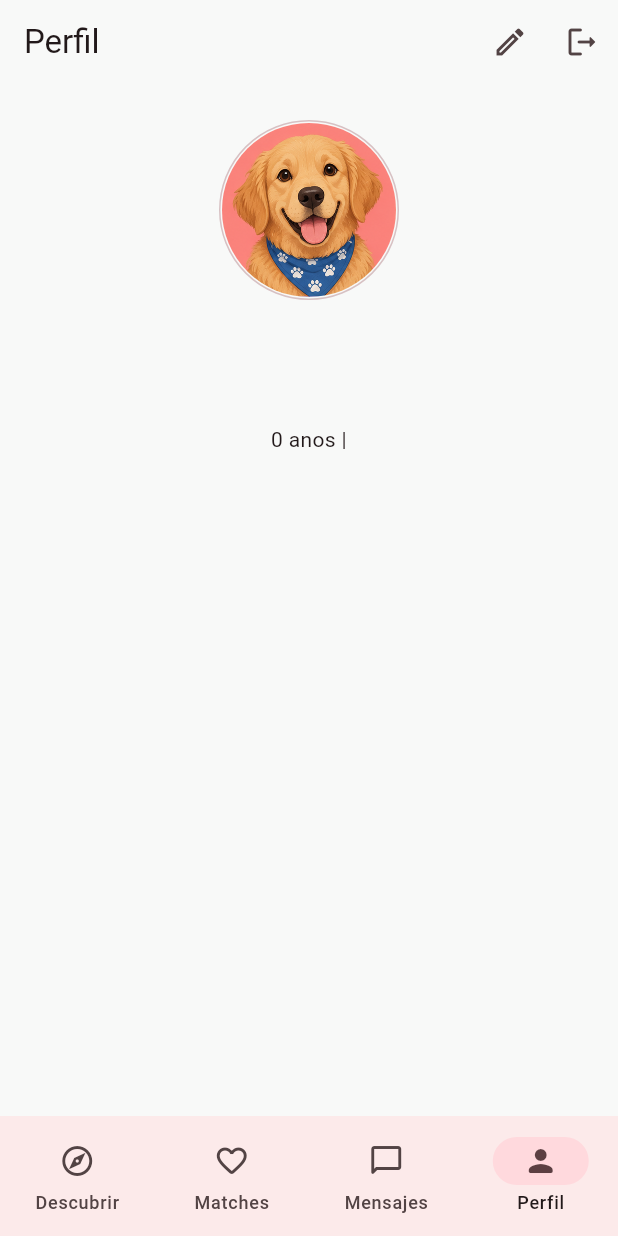
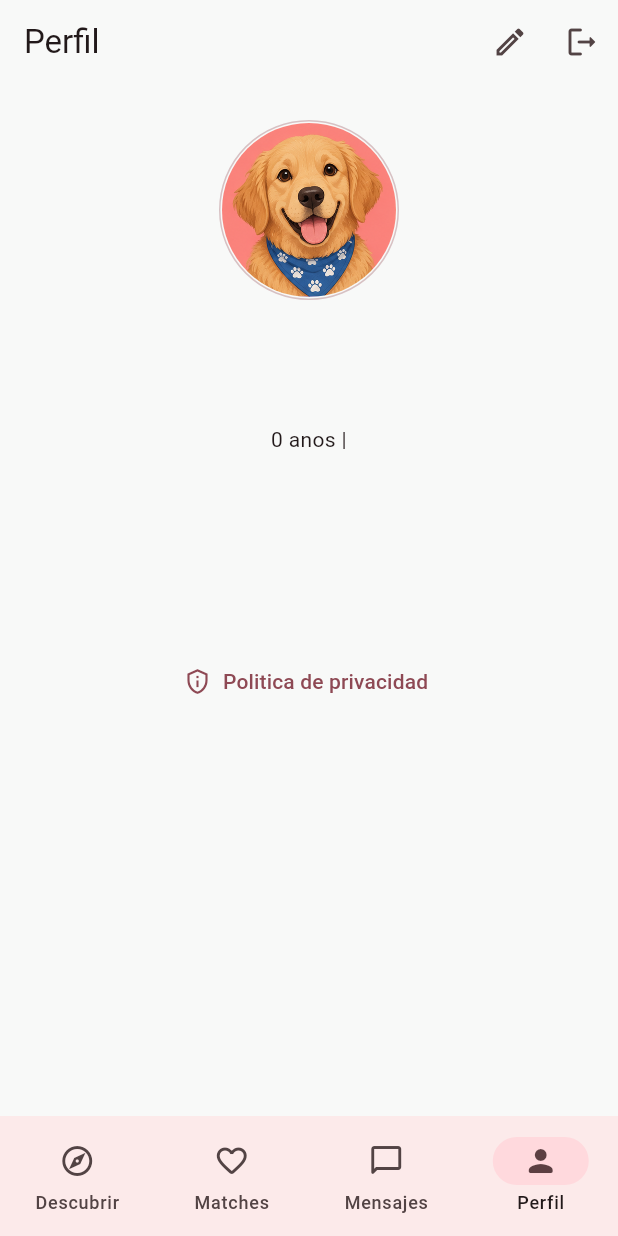
Before and after one commit to David32361/unimach, a Flutter app: the AuthenticatedHomeScreen screen opened by its route, item 4 of the bottom bar chosen, on a phone screen of 412 x 824 dp. Run offline on Flutter 3.47's test engine with Material 3 defaults, Android fonts, the phone set to English and light mode, and no system bars; our stand-ins replace cloud_firestore, firebase_auth, firebase_core, firebase_messaging, flutter_riverpod, go_router and 1 more; accounts and stored records are empty; generated files the repository leaves out were written again.

Commit message:
feat: publish beta privacy notice and Amazon readiness audit

```diff
--- a/unimatch_admin/pubspec.yaml
+++ b/unimatch_admin/pubspec.yaml
@@ -16,7 +16,7 @@ publish_to: 'none' # Remove this line if you wish to publish to pub.dev
 # https://developer.apple.com/library/archive/documentation/General/Reference/InfoPlistKeyReference/Articles/CoreFoundationKeys.html
 # In Windows, build-name is used as the major, minor, and patch parts
 # of the product and file versions while build-number is used as the build suffix.
-version: 0.1.0-beta.1+4
+version: 0.1.0-beta.2+5
 
 environment:
   sdk: ^3.12.1
--- a/unimatch_user/lib/presentation/features/auth/login_screen.dart
+++ b/unimatch_user/lib/presentation/features/auth/login_screen.dart
@@ -5,6 +5,7 @@ import 'package:unimatch_user/core/validators/auth_validators.dart';
 import 'package:unimatch_user/presentation/features/auth/widgets/auth_feedback.dart';
 import 'package:unimatch_user/presentation/features/auth/widgets/auth_scaffold.dart';
 import 'package:unimatch_user/providers/auth_providers.dart';
+import 'package:unimatch_user/presentation/widgets/privacy_policy_link.dart';
 
 class LoginScreen extends ConsumerStatefulWidget {
   const LoginScreen({super.key});
@@ -121,6 +122,8 @@ class _LoginScreenState extends ConsumerState<LoginScreen> {
                 ),
               ],
             ),
+            const SizedBox(height: 12),
+            const Center(child: PrivacyPolicyLink()),
           ],
         ),
       ),
--- a/unimatch_user/lib/presentation/features/auth/register_screen.dart
+++ b/unimatch_user/lib/presentation/features/auth/register_screen.dart
@@ -5,6 +5,7 @@ import 'package:unimatch_user/core/validators/auth_validators.dart';
 import 'package:unimatch_user/presentation/features/auth/widgets/auth_feedback.dart';
 import 'package:unimatch_user/presentation/features/auth/widgets/auth_scaffold.dart';
 import 'package:unimatch_user/providers/auth_providers.dart';
+import 'package:unimatch_user/presentation/widgets/privacy_policy_link.dart';
 
 class RegisterScreen extends ConsumerStatefulWidget {
   const RegisterScreen({super.key});
@@ -111,6 +112,7 @@ class _RegisterScreenState extends ConsumerState<RegisterScreen> {
               icon: const Icon(Icons.arrow_back_rounded),
               label: const Text('Volver al inicio de sesion'),
             ),
+            const Center(child: PrivacyPolicyLink()),
           ],
         ),
       ),
--- a/unimatch_user/lib/presentation/features/home/authenticated_home_screen.dart
+++ b/unimatch_user/lib/presentation/features/home/authenticated_home_screen.dart
@@ -6,6 +6,7 @@ import 'package:unimatch_user/presentation/features/discovery/discovery_screen.d
 import 'package:unimatch_user/presentation/features/matches/matches_screen.dart';
 import 'package:unimatch_user/presentation/features/messages/messages_screen.dart';
 import 'package:unimatch_user/presentation/widgets/avatar_sprite.dart';
+import 'package:unimatch_user/presentation/widgets/privacy_policy_link.dart';
 import 'package:unimatch_user/providers/auth_providers.dart';
 import 'package:unimatch_user/providers/profile_providers.dart';
 
@@ -131,6 +132,8 @@ class _ProfileOverview extends ConsumerWidget {
               Chip(label: Text(interestLabels[interest] ?? interest)),
           ],
         ),
+        const SizedBox(height: 24),
+        const Center(child: PrivacyPolicyLink()),
       ],
     );
   }
--- /dev/null
+++ b/unimatch_user/lib/presentation/widgets/privacy_policy_link.dart
@@ -0,0 +1,31 @@
+import 'package:flutter/material.dart';
+import 'package:url_launcher/url_launcher.dart';
+
+class PrivacyPolicyLink extends StatelessWidget {
+  const PrivacyPolicyLink({super.key});
+
+  static final Uri _uri = Uri.parse(
+    'https://github.com/David32361/app_unimach/blob/main/PRIVACIDAD.md',
+  );
+
+  @override
+  Widget build(BuildContext context) {
+    return TextButton.icon(
+      onPressed: () async {
+        final opened = await launchUrl(
+          _uri,
+          mode: LaunchMode.externalApplication,
+        );
+        if (!opened && context.mounted) {
+          ScaffoldMessenger.of(context).showSnackBar(
+            const SnackBar(
+              content: Text('No se pudo abrir la politica de privacidad.'),
+            ),
+          );
+        }
+      },
+      icon: const Icon(Icons.privacy_tip_outlined),
+      label: const Text('Politica de privacidad'),
+    );
+  }
+}
--- a/unimatch_user/pubspec.yaml
+++ b/unimatch_user/pubspec.yaml
@@ -16,7 +16,7 @@ publish_to: 'none' # Remove this line if you wish to publish to pub.dev
 # https://developer.apple.com/library/archive/documentation/General/Reference/InfoPlistKeyReference/Articles/CoreFoundationKeys.html
 # In Windows, build-name is used as the major, minor, and patch parts
 # of the product and file versions while build-number is used as the build suffix.
-version: 0.1.0-beta.1+4
+version: 0.1.0-beta.2+5
 
 environment:
   sdk: ^3.12.1
```
Also changed, not shown: unimatch_user/pubspec.lock, 7 other files.
